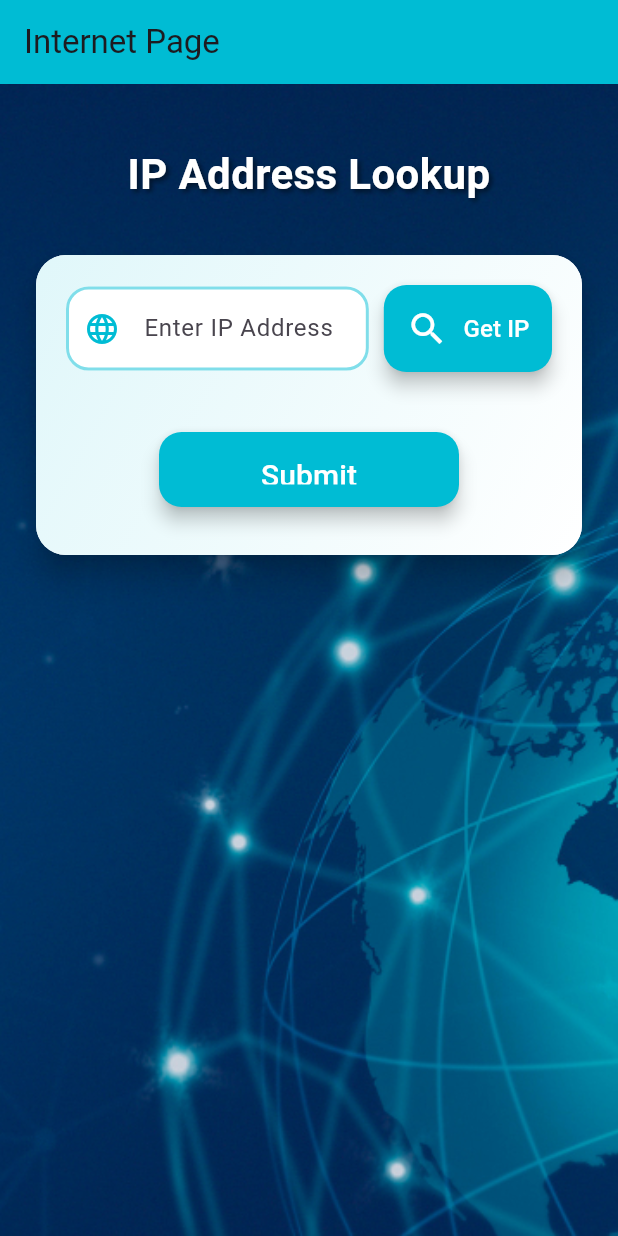
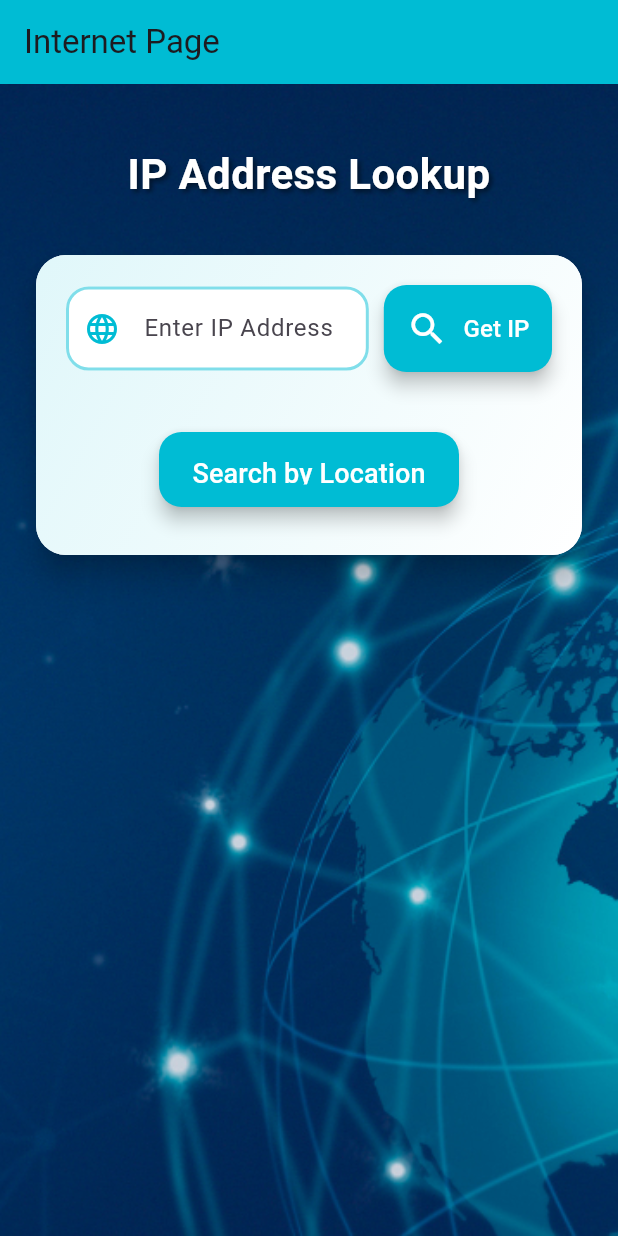
Before and after one commit to Krupal001/internet_supabase_database_demo, a Flutter app: the screen it shows after launch, on a phone screen of 412 x 824 dp. Run offline on Flutter 3.47's test engine with Material 3 defaults, Android fonts, the light colour scheme and no system bars; our stand-ins replace equatable, flutter_bloc, get_it.

Commit message:
all files pushed

```diff
--- a/lib/core/di/injection_container.dart
+++ b/lib/core/di/injection_container.dart
@@ -7,6 +7,7 @@ import '../../features/userdata/domain/usecases/create_userdata_usecase.dart';
 import '../../features/userdata/domain/usecases/delete_userdata_usecase.dart';
 import '../../features/userdata/domain/usecases/get_all_userdata_usecase.dart';
 import '../../features/userdata/domain/usecases/get_geolocation_usecase.dart';
+import '../../features/userdata/domain/usecases/search_by_geolocation_usecase.dart';
 import '../../features/userdata/presentation/cubit/user_data_cubit.dart';
 
 /// Service locator for dependency injection
@@ -26,6 +27,7 @@ Future<void> initializeDependencies() async {
       createUserDataUseCase: sl(),
       deleteUserDataUseCase: sl(),
       getGeolocationUseCase: sl(),
+      searchByGeolocationUseCase: sl(),
     ),
   );
 
@@ -34,6 +36,7 @@ Future<void> initializeDependencies() async {
   sl.registerLazySingleton(() => CreateUserDataUseCase(sl()));
   sl.registerLazySingleton(() => DeleteUserDataUseCase(sl()));
   sl.registerLazySingleton(() => GetGeolocationUseCase(sl()));
+  sl.registerLazySingleton(() => SearchByGeolocationUseCase(sl()));
 
   // Repository
   sl.registerLazySingleton<UserDataRepository>(
--- a/lib/features/userdata/presentation/cubit/user_data_state.dart
+++ b/lib/features/userdata/presentation/cubit/user_data_state.dart
@@ -50,6 +50,17 @@ class GeolocationLoaded extends UserDataState {
   List<Object> get props => [geolocation];
 }
 
+/// Search results loaded
+class SearchResultsLoaded extends UserDataState {
+  final List<UserDataEntity> results;
+  final String searchType; // 'exact' or 'radius'
+
+  const SearchResultsLoaded(this.results, this.searchType);
+
+  @override
+  List<Object> get props => [results, searchType];
+}
+
 /// Success state (for create/update/delete operations)
 class UserDataSuccess extends UserDataState {
   final String message;
--- a/lib/features/userdata/presentation/pages/internet_page.dart
+++ b/lib/features/userdata/presentation/pages/internet_page.dart
@@ -1,6 +1,7 @@
 import 'package:flutter/material.dart';
 import 'package:flutter_bloc/flutter_bloc.dart';
 import 'package:supabase_db/features/userdata/domain/entities/geolocation_entity.dart';
+import 'package:supabase_db/features/userdata/domain/entities/user_data_entity.dart';
 import 'package:supabase_db/features/userdata/presentation/cubit/user_data_cubit.dart';
 import 'package:supabase_db/features/userdata/presentation/cubit/user_data_state.dart';
 
@@ -24,6 +25,10 @@ class _InternetPageState extends State<InternetPage> {
     context.read<UserDataCubit>().getGeolocation();
   }
 
+  void _searchByLocation() {
+    context.read<UserDataCubit>().searchByGeolocation();
+  }
+
   @override
   Widget build(BuildContext context) {
     return BlocBuilder<UserDataCubit, UserDataState>(
@@ -41,14 +46,27 @@ class _InternetPageState extends State<InternetPage> {
         }
 
         final isLoading = state is UserDataLoading;
-        final geolocation = state is GeolocationLoaded ? state.geolocation : null;
 
-        return _buildContent(context, isLoading, geolocation);
+        final geolocation = state is GeolocationLoaded
+            ? state.geolocation
+            : null;
+        _ipController.text = geolocation?.query ?? '';
+
+        final searchResults = state is SearchResultsLoaded ? state.results : null;
+        final searchType = state is SearchResultsLoaded ? state.searchType : null;
+
+        return _buildContent(context, isLoading, geolocation, searchResults, searchType);
       },
     );
   }
 
-  Widget _buildContent(BuildContext context, bool isLoading, GeolocationEntity? geolocation) {
+  Widget _buildContent(
+    BuildContext context,
+    bool isLoading,
+    GeolocationEntity? geolocation,
+    List<UserDataEntity>? searchResults,
+    String? searchType,
+  ) {
     return Scaffold(
       appBar: AppBar(
         title: const Text('Internet Page'),
@@ -192,7 +210,7 @@ class _InternetPageState extends State<InternetPage> {
                         ),
                         const SizedBox(height: 40),
                         ElevatedButton(
-                          onPressed: isLoading ? null : () {},
+                          onPressed: isLoading ? null : _searchByLocation,
                           style: ElevatedButton.styleFrom(
                             fixedSize: const Size(200, 50),
                             backgroundColor: Colors.cyan,
@@ -213,8 +231,8 @@ class _InternetPageState extends State<InternetPage> {
                                   ),
                                 )
                               : const Text(
-                                  'Submit',
-                                  style: TextStyle(fontSize: 20),
+                                  'Search by Location',
+                                  style: TextStyle(fontSize: 18),
                                 ),
                         ),
                       ],
@@ -222,6 +240,58 @@ class _InternetPageState extends State<InternetPage> {
                   ),
                 ),
               ),
+
+              // Search Results Section
+              if (searchResults != null && searchResults.isNotEmpty) ...[
+                const SizedBox(height: 30),
+                Text(
+                  'Search Results (${searchResults.length} found)',
+                  style: const TextStyle(
+                    fontSize: 24,
+                    fontWeight: FontWeight.bold,
+                    color: Colors.white,
+                  ),
+                  textAlign: TextAlign.center,
+                ),
+                const SizedBox(height: 20),
+                ...searchResults.map((userData) => Card(
+                  margin: const EdgeInsets.only(bottom: 15),
+                  elevation: 4,
+                  shape: RoundedRectangleBorder(
+                    borderRadius: BorderRadius.circular(15),
+                  ),
+                  child: ListTile(
+                    contentPadding: const EdgeInsets.all(16),
+                    title: Text(
+                      '${userData.firstName} ${userData.lastName}',
+                      style: const TextStyle(
+                        fontWeight: FontWeight.bold,
+                        fontSize: 18,
+                      ),
+                    ),
+                    subtitle: Column(
+                      crossAxisAlignment: CrossAxisAlignment.start,
+                      children: [
+                        const SizedBox(height: 8),
+                        Text('DOB: ${userData.dob}'),
+                        Text('City: ${userData.city}'),
+                        Text('State: ${userData.state}'),
+                        Text('Zip: ${userData.zip}'),
+                      ],
+                    ),
+                    leading: CircleAvatar(
+                      backgroundColor: Colors.cyan,
+                      child: Text(
+                        userData.firstName[0].toUpperCase(),
+                        style: const TextStyle(
+                          color: Colors.white,
+                          fontWeight: FontWeight.bold,
+                        ),
+                      ),
+                    ),
+                  ),
+                )).toList(),
+              ],
             ],
           ),
         ),
```
Also changed, not shown: lib/features/userdata/data/datasources/user_data_remote_datasource.dart (+90 -1 lines), lib/features/userdata/data/repositories/user_data_repository_impl.dart (+18 -0 lines), lib/features/userdata/domain/repositories/user_data_repository.dart (+8 -0 lines), lib/features/userdata/domain/usecases/search_by_geolocation_usecase.dart (added, +52 -0 lines), lib/features/userdata/presentation/cubit/user_data_cubit.dart (+36 -0 lines).
